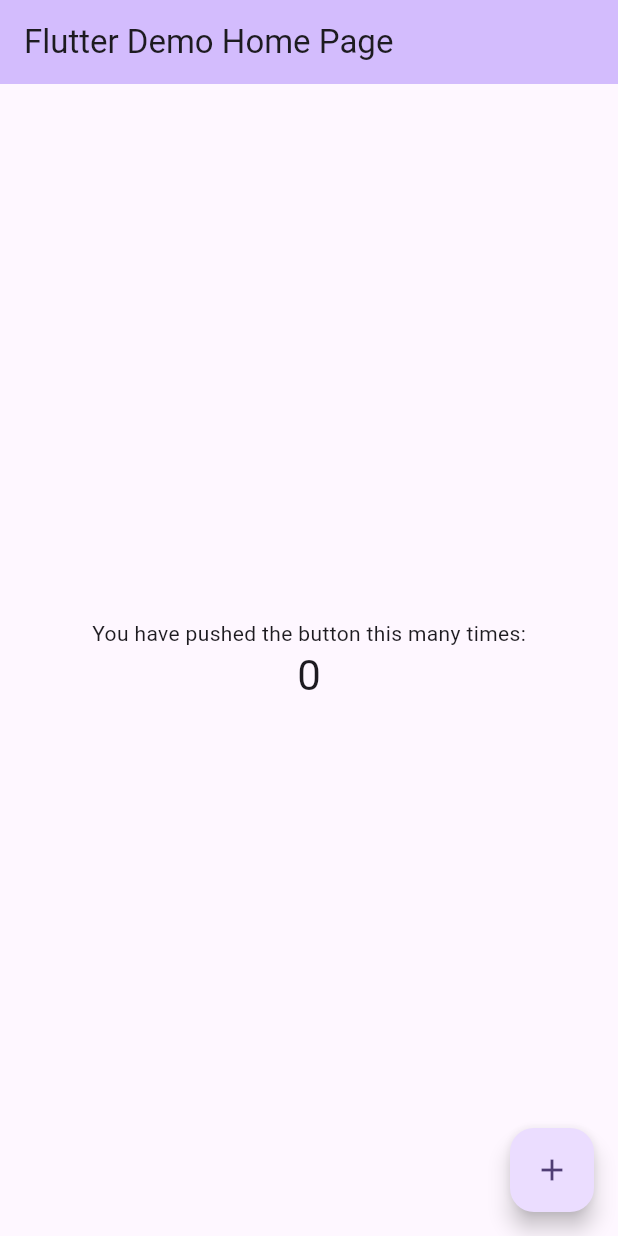
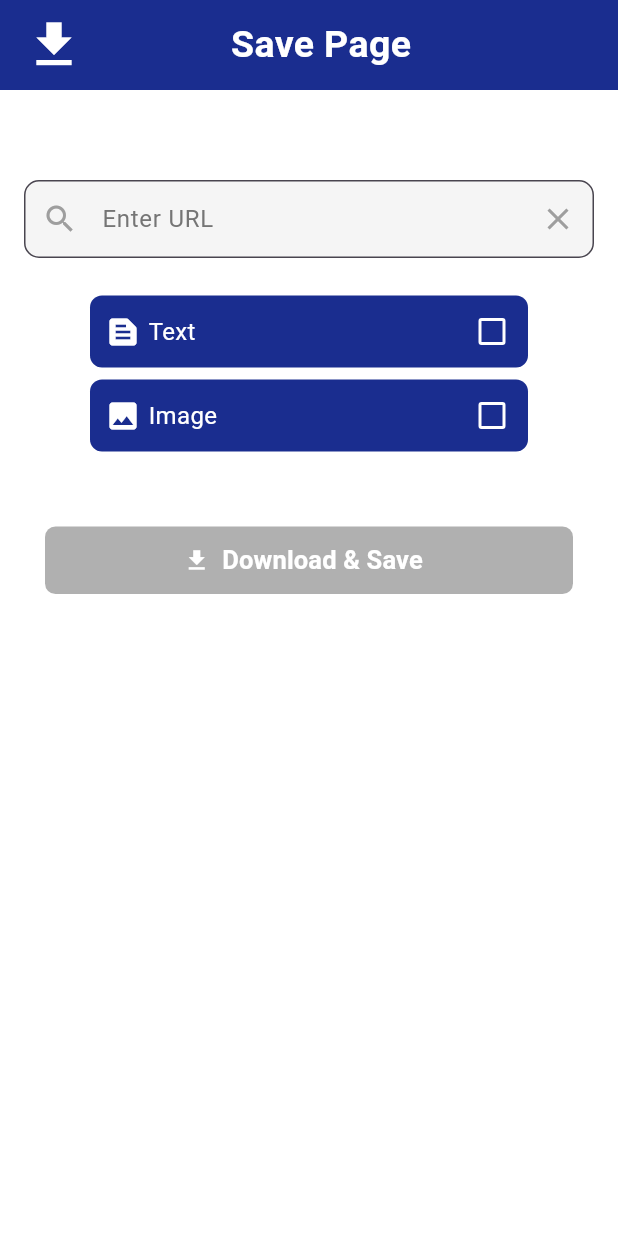
Before and after one commit to Anumta-24013/Web-Page-Saver, a Flutter app: the screen it shows after launch, on a phone screen of 412 x 824 dp. Run offline on Flutter 3.47's test engine with Material 3 defaults, Android fonts, the phone set to English and light mode, and no system bars.

Commit message:
Initial save - SavePageScreen UI complete

```diff
--- a/lib/main.dart
+++ b/lib/main.dart
@@ -1,4 +1,5 @@
 import 'package:flutter/material.dart';
+import 'save_page_screen.dart';
 
 void main() {
   runApp(const MyApp());
@@ -7,116 +8,14 @@ void main() {
 class MyApp extends StatelessWidget {
   const MyApp({super.key});
 
-  // This widget is the root of your application.
   @override
   Widget build(BuildContext context) {
     return MaterialApp(
-      title: 'Flutter Demo',
+      title: 'Web Page Saver',
       theme: ThemeData(
-        // This is the theme of your application.
-        //
-        // TRY THIS: Try running your application with "flutter run". You'll see
-        // the application has a purple toolbar. Then, without quitting the app,
-        // try changing the seedColor in the colorScheme below to Colors.green
-        // and then invoke "hot reload" (save your changes or press the "hot
-        // reload" button in a Flutter-supported IDE, or press "r" if you used
-        // the command line to start the app).
-        //
-        // Notice that the counter didn't reset back to zero; the application
-        // state is not lost during the reload. To reset the state, use hot
-        // restart instead.
-        //
-        // This works for code too, not just values: Most code changes can be
-        // tested with just a hot reload.
-        colorScheme: ColorScheme.fromSeed(seedColor: Colors.deepPurple),
+        primarySwatch: Colors.blue,
       ),
-      home: const MyHomePage(title: 'Flutter Demo Home Page'),
+      home: const SavePageScreen(),
     );
   }
 }
-
-class MyHomePage extends StatefulWidget {
-  const MyHomePage({super.key, required this.title});
-
-  // This widget is the home page of your application. It is stateful, meaning
-  // that it has a State object (defined below) that contains fields that affect
-  // how it looks.
-
-  // This class is the configuration for the state. It holds the values (in this
-  // case the title) provided by the parent (in this case the App widget) and
-  // used by the build method of the State. Fields in a Widget subclass are
-  // always marked "final".
-
-  final String title;
-
-  @override
-  State<MyHomePage> createState() => _MyHomePageState();
-}
-
-class _MyHomePageState extends State<MyHomePage> {
-  int _counter = 0;
-
-  void _incrementCounter() {
-    setState(() {
-      // This call to setState tells the Flutter framework that something has
-      // changed in this State, which causes it to rerun the build method below
-      // so that the display can reflect the updated values. If we changed
-      // _counter without calling setState(), then the build method would not be
-      // called again, and so nothing would appear to happen.
-      _counter++;
-    });
-  }
-
-  @override
-  Widget build(BuildContext context) {
-    // This method is rerun every time setState is called, for instance as done
-    // by the _incrementCounter method above.
-    //
-    // The Flutter framework has been optimized to make rerunning build methods
-    // fast, so that you can just rebuild anything that needs updating rather
-    // than having to individually change instances of widgets.
-    return Scaffold(
-      appBar: AppBar(
-        // TRY THIS: Try changing the color here to a specific color (to
-        // Colors.amber, perhaps?) and trigger a hot reload to see the AppBar
-        // change color while the other colors stay the same.
-        backgroundColor: Theme.of(context).colorScheme.inversePrimary,
-        // Here we take the value from the MyHomePage object that was created by
-        // the App.build method, and use it to set our appbar title.
-        title: Text(widget.title),
-      ),
-      body: Center(
-        // Center is a layout widget. It takes a single child and positions it
-        // in the middle of the parent.
-        child: Column(
-          // Column is also a layout widget. It takes a list of children and
-          // arranges them vertically. By default, it sizes itself to fit its
-          // children horizontally, and tries to be as tall as its parent.
-          //
-          // Column has various properties to control how it sizes itself and
-          // how it positions its children. Here we use mainAxisAlignment to
-          // center the children vertically; the main axis here is the vertical
-          // axis because Columns are vertical (the cross axis would be
-          // horizontal).
-          //
-          // TRY THIS: Invoke "debug painting" (choose the "Toggle Debug Paint"
-          // action in the IDE, or press "p" in the console), to see the
-          // wireframe for each widget.
-          mainAxisAlignment: MainAxisAlignment.center,
-          children: <Widget>[
-            const Text('You have pushed the button this many times:'),
-            Text(
-              '$_counter',
-              style: Theme.of(context).textTheme.headlineMedium,
-            ),
-          ],
-        ),
-      ),
-      floatingActionButton: FloatingActionButton(
-        onPressed: _incrementCounter,
-        tooltip: 'Increment',
-        child: const Icon(Icons.add),
-      ), // This trailing comma makes auto-formatting nicer for build methods.
-    );
-  }
-}
--- /dev/null
+++ b/lib/save_page_screen.dart
@@ -0,0 +1,222 @@
+import 'package:flutter/material.dart';
+
+void main() {
+  runApp(const MyApp());
+}
+
+class MyApp extends StatelessWidget {
+  const MyApp({super.key});
+
+  @override
+  Widget build(BuildContext context) {
+    return const MaterialApp(
+      debugShowCheckedModeBanner: false,
+      home: SavePageScreen(),
+    );
+  }
+}
+
+class SavePageScreen extends StatefulWidget {
+  const SavePageScreen({super.key});
+
+  @override
+  State<SavePageScreen> createState() => _SavePageScreenState();
+}
+
+class _SavePageScreenState extends State<SavePageScreen> {
+  bool isTextChecked = false;
+  bool isImageChecked = false;
+  final TextEditingController _urlController = TextEditingController();
+
+  @override
+  void initState() {
+    super.initState();
+    _urlController.addListener(() {
+      setState(() {}); // just to update button state
+    });
+  }
+
+  @override
+  void dispose() {
+    _urlController.dispose();
+    super.dispose();
+  }
+
+  @override
+  Widget build(BuildContext context) {
+    const blueColor = Color(0xFF1A2D8F);
+    const greenColor = Color(0xFF2ECC71);
+
+    bool isButtonEnabled = _urlController.text.trim().isNotEmpty &&
+        (isTextChecked || isImageChecked);
+
+    return Scaffold(
+      backgroundColor: Colors.white,
+      body: SafeArea(
+        child: Column(
+          crossAxisAlignment: CrossAxisAlignment.start,
+          children: [
+            // 🔹 Header
+            Container(
+              color: blueColor,
+              padding: const EdgeInsets.symmetric(horizontal: 16, vertical: 10),
+              child: Row(
+                crossAxisAlignment: CrossAxisAlignment.center,
+                children: const [
+                  Icon(Icons.download, color: Colors.white, size: 40),
+                  SizedBox(width: 16),
+                  Expanded(
+                    child: Center(
+                      child: Text(
+                        'Save Page',
+                        style: TextStyle(
+                          color: Colors.white,
+                          fontSize: 25,
+                          fontWeight: FontWeight.bold,
+                        ),
+                      ),
+                    ),
+                  ),
+                  SizedBox(width: 40),
+                ],
+              ),
+            ),
+
+            const SizedBox(height: 60),
+
+            // 🔹 Search Bar
+            Padding(
+              padding: const EdgeInsets.symmetric(horizontal: 16),
+              child: TextField(
+                controller: _urlController,
+                cursorColor: blueColor,
+                decoration: InputDecoration(
+                  hintText: 'Enter URL',
+                  hintStyle: TextStyle(color: Colors.grey[600]),
+                  prefixIcon: const Icon(Icons.search, color: Colors.grey),
+                  suffixIcon: IconButton(
+                    icon: const Icon(Icons.clear, color: Colors.grey),
+                    onPressed: () {
+                      _urlController.clear();
+                    },
+                  ),
+                  filled: true,
+                  fillColor: Colors.grey[100],
+                  contentPadding:
+                  const EdgeInsets.symmetric(vertical: 14, horizontal: 10),
+                  border: OutlineInputBorder(
+                    borderRadius: BorderRadius.circular(10),
+                    borderSide: const BorderSide(color: Colors.grey),
+                  ),
+                  focusedBorder: OutlineInputBorder(
+                    borderRadius: BorderRadius.circular(10),
+                    borderSide: const BorderSide(color: blueColor, width: 2),
+                  ),
+                ),
+              ),
+            ),
+
+            const SizedBox(height: 25),
+
+            // 🔹 Checkbox boxes
+            Padding(
+              padding: const EdgeInsets.symmetric(horizontal: 60),
+              child: Column(
+                children: [
+                  _buildBlueBox(
+                    icon: Icons.text_snippet,
+                    label: "Text",
+                    isChecked: isTextChecked,
+                    onChanged: (value) {
+                      setState(() => isTextChecked = value!);
+                    },
+                  ),
+                  const SizedBox(height: 8),
+                  _buildBlueBox(
+                    icon: Icons.image,
+                    label: "Image",
+                    isChecked: isImageChecked,
+                    onChanged: (value) {
+                      setState(() => isImageChecked = value!);
+                    },
+                  ),
+                ],
+              ),
+            ),
+
+            const SizedBox(height: 50),
+
+            // 🔹 Download button
+            Padding(
+              padding: const EdgeInsets.symmetric(horizontal: 30),
+              child: SizedBox(
+                width: double.infinity,
+                height: 45,
+                child: ElevatedButton.icon(
+                  onPressed: isButtonEnabled ? () {} : null,
+                  icon: const Icon(Icons.download, color: Colors.white),
+                  label: const Text(
+                    "Download & Save",
+                    style: TextStyle(
+                      color: Colors.white,
+                      fontSize: 17,
+                      fontWeight: FontWeight.bold,
+                    ),
+                  ),
+                  style: ElevatedButton.styleFrom(
+                    backgroundColor:
+                    isButtonEnabled ? greenColor : const Color(0xFFB0B0B0),
+                    disabledBackgroundColor: const Color(0xFFB0B0B0),
+                    foregroundColor: Colors.white,
+                    disabledForegroundColor: Colors.white70,
+                    shape: RoundedRectangleBorder(
+                      borderRadius: BorderRadius.circular(7),
+                    ),
+                    elevation: 6,
+                  ),
+                ),
+              ),
+            ),
+          ],
+        ),
+      ),
+    );
+  }
+
+  // 🔹 Helper method to build blue check boxes
+  Widget _buildBlueBox({
+    required IconData icon,
+    required String label,
+    required bool isChecked,
+    required ValueChanged<bool?> onChanged,
+  }) {
+    const blueColor = Color(0xFF1A2D8F);
+
+    return Container(
+      decoration: BoxDecoration(
+        color: blueColor,
+        borderRadius: BorderRadius.circular(8),
+      ),
+      child: Row(
+        children: [
+          const SizedBox(width: 10),
+          Icon(icon, color: Colors.white),
+          const SizedBox(width: 5),
+          Expanded(
+            child: Text(
+              label,
+              style: const TextStyle(color: Colors.white, fontSize: 16),
+            ),
+          ),
+          Checkbox(
+            value: isChecked,
+            onChanged: onChanged,
+            checkColor: blueColor,
+            activeColor: Colors.white,
+            side: const BorderSide(color: Colors.white, width: 2),
+          ),
+        ],
+      ),
+    );
+  }
+}
--- a/pubspec.yaml
+++ b/pubspec.yaml
@@ -31,9 +31,14 @@ dependencies:
   flutter:
     sdk: flutter
 
+  http: ^1.2.2
+  path_provider: ^2.1.4
+  permission_handler: ^11.3.1
+
   # The following adds the Cupertino Icons font to your application.
   # Use with the CupertinoIcons class for iOS style icons.
   cupertino_icons: ^1.0.8
+
 
 dev_dependencies:
   flutter_test:
```
Also changed, not shown: pubspec.lock, 4 other files.
